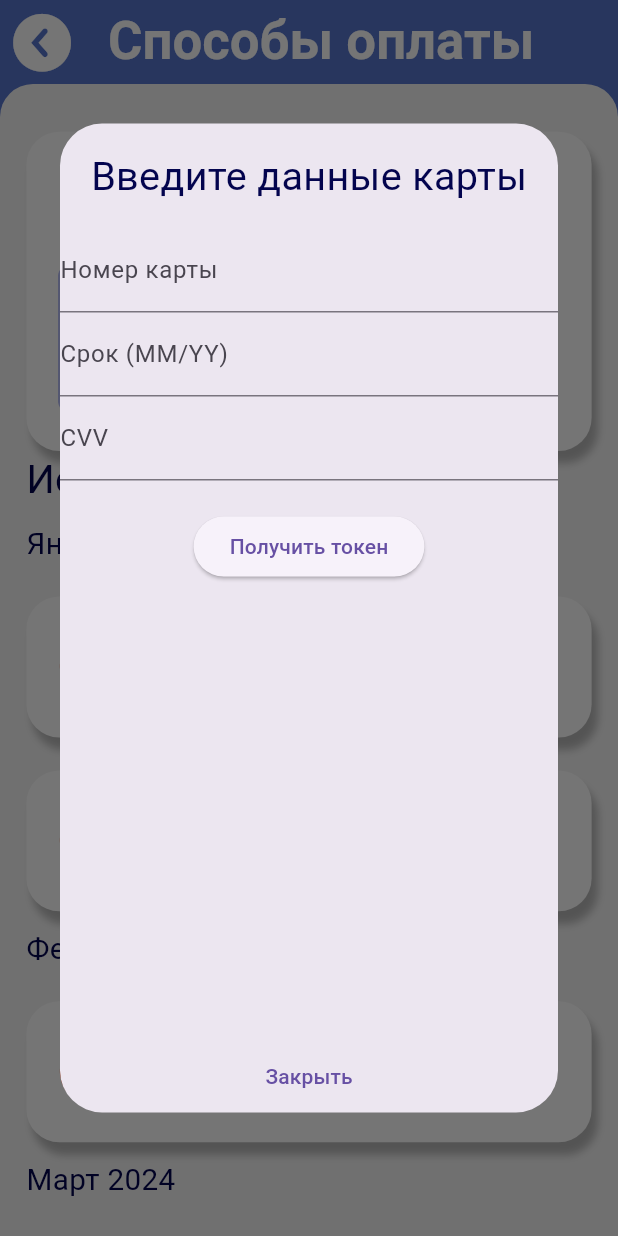
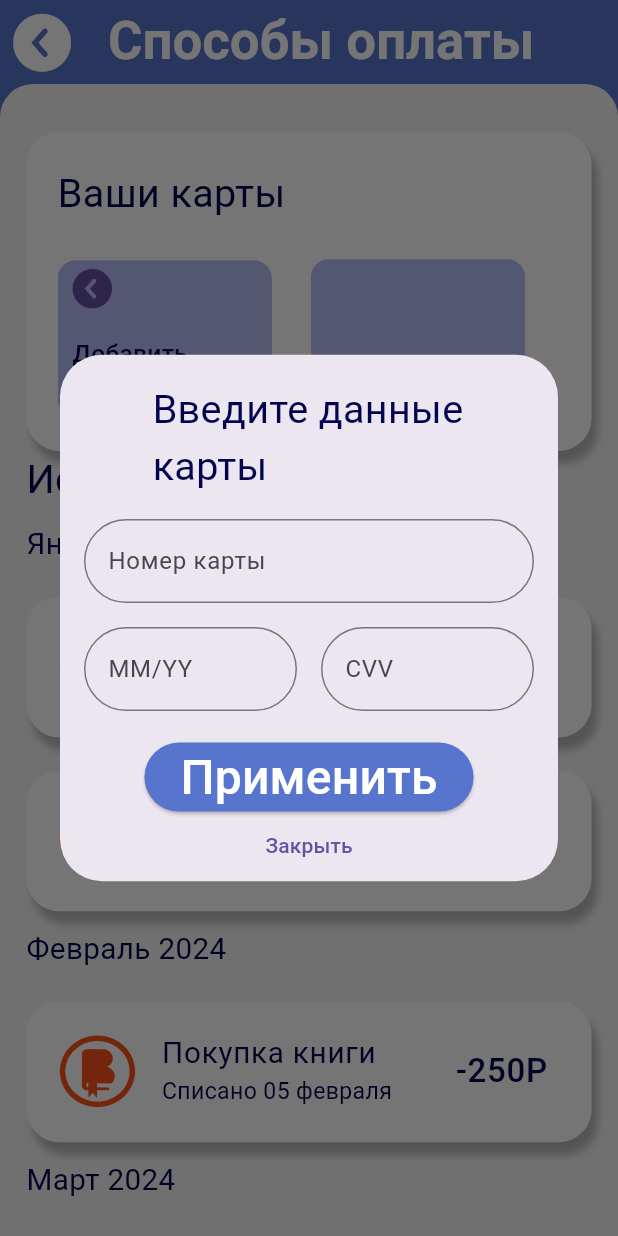
Before and after one commit to KASHINSKAES/BookTrack, a Flutter app: the PaymentMethodsPage screen opened directly, after a tap on "Добавить карту", on a phone screen of 412 x 824 dp. Run offline on Flutter 3.47's test engine with Material 3 defaults, Android fonts, the phone set to English and light mode, and no system bars; our stand-ins replace carousel_slider, cloud_firestore, firebase_core, fl_chart, flutter_svg, numberpicker and 3 more; missing offline and left inert: cloudpayments, easy_pie_chart; accounts and stored records are empty; Roboto replaces fonts that are missing (MPLUSRounded1c).

Commit message:
33 commit

```diff
--- a/lib/pages/PaymentMethodsPage.dart
+++ b/lib/pages/PaymentMethodsPage.dart
@@ -154,21 +154,24 @@ Widget _buildCard(double scale, BuildContext context) {
                           child: Container(
                             constraints: BoxConstraints(
                               maxHeight: MediaQuery.of(context).size.height *
-                                  0.8, // Ограничиваем высоту
+                                  0.426, // Ограничиваем высоту
                             ),
                             child: Column(
                               mainAxisSize: MainAxisSize.min,
                               children: <Widget>[
                                 Padding(
-                                  padding: EdgeInsets.all(16),
+                                    padding: EdgeInsets.only(top: 16 * scale),
+                                    child: SizedBox(
+                                      width: scale * 190,
                                       child: Text(
                                         "Введите данные карты",
                                         style: TextStyle(
                                           color: AppColors.textPrimary,
                                           fontSize: 24 * scale,
                                         ),
+                                        softWrap: true,
                                       ),
-                                ),
+                                    )),
                                 Expanded(
                                   child: AddCardScreen(),
                                 ),
--- a/lib/pages/cardForm.dart
+++ b/lib/pages/cardForm.dart
@@ -1,3 +1,4 @@
+import 'package:booktrack/widgets/constants.dart';
 import 'package:flutter/material.dart';
 import 'package:cloudpayments/cloudpayments.dart';
 
@@ -42,32 +43,85 @@ class _AddCardScreenState extends State<AddCardScreen> {
 
   @override
   Widget build(BuildContext context) {
-    return Column(
+    return Padding(
+      padding: const EdgeInsets.all(16.0), // Отступы по краям
+      child: Column(
         children: [
-        TextField(
-          decoration: InputDecoration(labelText: "Номер карты"),
+          // Поле для номера карты
+          Padding(
+            padding: const EdgeInsets.only(bottom: 16.0), // Отступ снизу
+            child: TextField(
+              decoration: InputDecoration(
+                labelText: "Номер карты",
+                border:
+                    OutlineInputBorder(borderRadius: BorderRadius.circular(35)),
+                hoverColor: AppColors.background,
+                focusColor: AppColors.background, // Добавляем рамку
+              ),
               keyboardType: TextInputType.number,
               onChanged: (value) => cardNumber = value,
             ),
-        TextField(
-          decoration: InputDecoration(labelText: "Срок (MM/YY)"),
+          ),
+
+          // Row для полей "Срок (MM/YY)" и "CVV"
+          Row(
+            children: [
+              // Поле "Срок (MM/YY)"
+              Expanded(
+                child: Padding(
+                  padding: const EdgeInsets.only(right: 8.0), // Отступ справа
+                  child: TextField(
+                    decoration: InputDecoration(
+                      labelText: "MM/YY",
+                      border: OutlineInputBorder(
+                          borderRadius: BorderRadius.circular(35)),
+                      hoverColor: AppColors.background,
+                      focusColor: AppColors.background,
+                      // Добавляем рамку
+                    ),
                     keyboardType: TextInputType.datetime,
                     onChanged: (value) => expiryDate = value,
                   ),
-        TextField(
-          decoration: InputDecoration(labelText: "CVV"),
+                ),
+              ),
+
+              // Поле "CVV"
+              Expanded(
+                child: Padding(
+                  padding: const EdgeInsets.only(left: 8.0), // Отступ слева
+                  child: TextField(
+                    decoration: InputDecoration(
+                      labelText: "CVV",
+                      border: OutlineInputBorder(
+                          borderRadius: BorderRadius.circular(35)),
+                      hoverColor: AppColors.background,
+                      focusColor: AppColors.background, // Добавляем рамку
+                    ),
                     keyboardType: TextInputType.number,
                     obscureText: true,
                     onChanged: (value) => cvv = value,
                   ),
+                ),
+              ),
+            ],
+          ),
+
+          // Кнопка "Получить токен"
           SizedBox(height: 20),
           ElevatedButton(
+            style: ButtonStyle(
+              backgroundColor: MaterialStateProperty.all(AppColors.background),
+            ),
             onPressed: getToken,
-          child: Text("Получить токен"),
+            child: Text(
+              "Применить",
+              style: TextStyle(fontSize: 32, color: Colors.white),
+              textAlign: TextAlign.center,
+            ),
           ),
         ],
+      ),
     );
-  }
   }
 
   void saveCardToken(String userId, String token, String last4, String brand) {
@@ -82,3 +136,4 @@ void saveCardToken(String userId, String token, String last4, String brand) {
       ])
     }, SetOptions(merge: true));
   }
+}
```
Also changed, not shown: lib/pages/loadingScreen.dart (+51 -27 lines), lib/widgets/AdaptiveBookGrid.dart (+20 -18 lines). Lines whose indentation alone changed are shown as unchanged.
